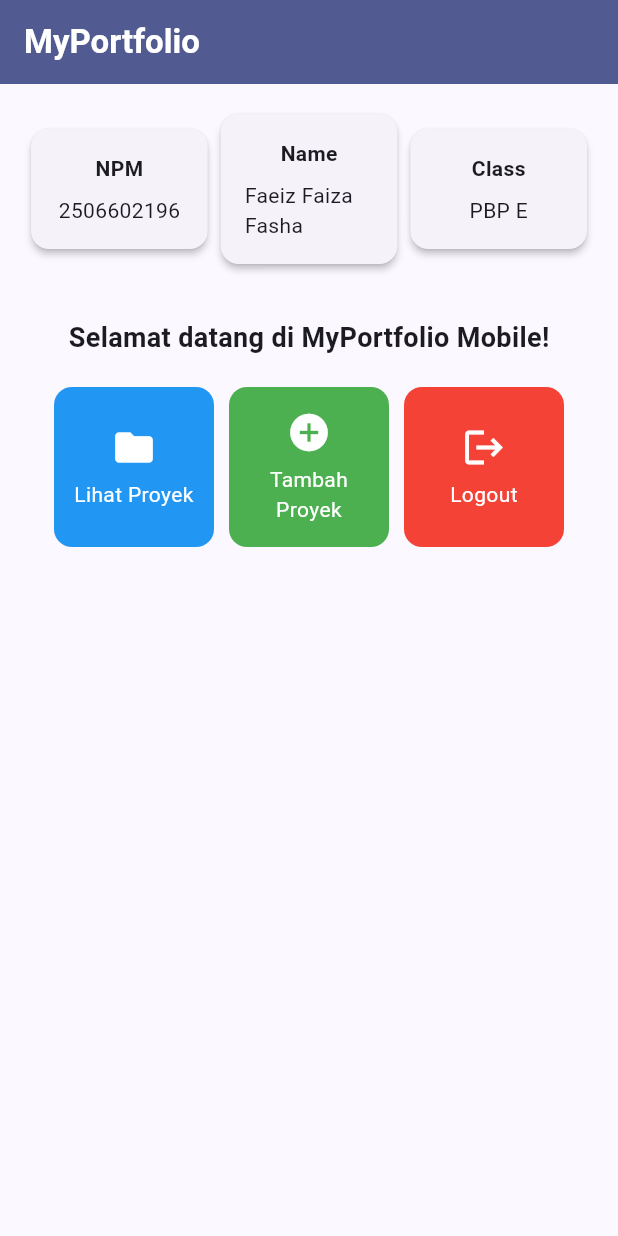
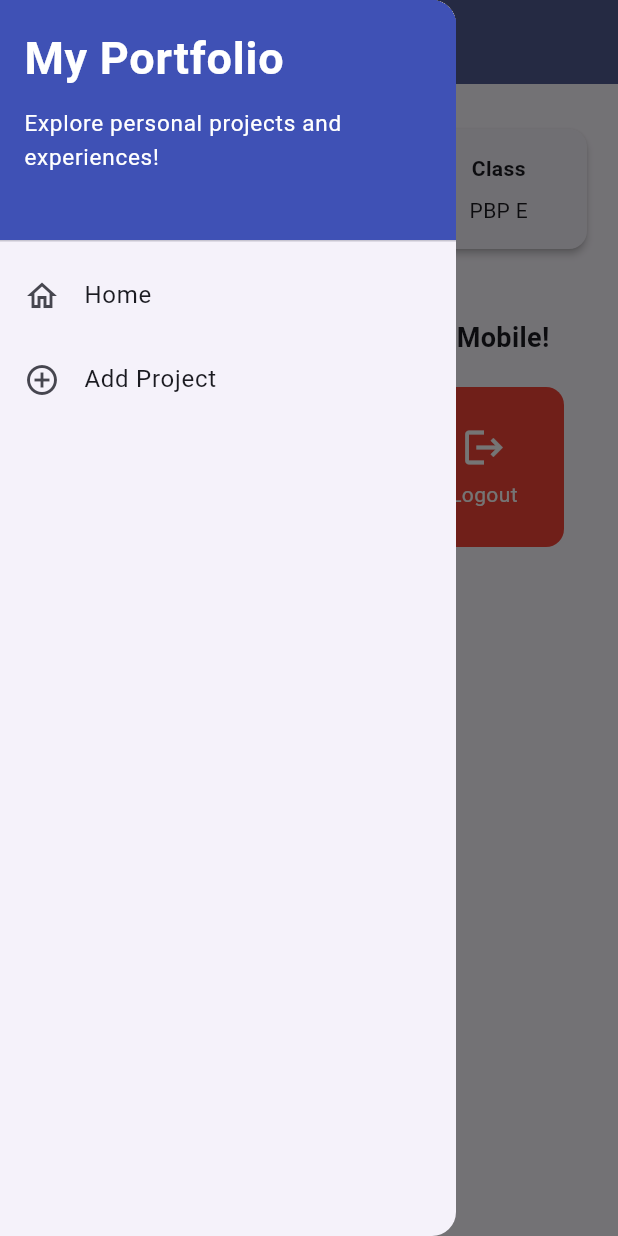
Before and after one commit to faeiz-ff/myportofolio_mobile, a Flutter app: the screen it shows after launch, with the side drawer open (before the commit the screen has no drawer), on a phone screen of 412 x 824 dp. Run offline on Flutter 3.47's test engine with Material 3 defaults, Android fonts, the phone set to English and light mode, and no system bars; our stand-ins replace material_ui.

Commit message:
feat: kerjakan tutorial 9 menambah drawer dan project form serta refaktor itemcard

```diff
--- a/lib/main.dart
+++ b/lib/main.dart
@@ -1,5 +1,5 @@
 import 'package:material_ui/material_ui.dart';
-import 'package:myportofolio_mobile/menu.dart';
+import 'package:myportofolio_mobile/screens/menu.dart';
 
 void main() {
   runApp(const MyApp());
--- a/lib/menu.dart
+++ b/lib/screens/menu.dart
@@ -1,4 +1,6 @@
 import 'package:material_ui/material_ui.dart';
+import 'package:myportofolio_mobile/widgets/left_drawer.dart';
+import 'package:myportofolio_mobile/widgets/project_card.dart';
 
 class MyHomePage extends StatelessWidget {
   MyHomePage({super.key});
@@ -26,6 +28,7 @@ class MyHomePage extends StatelessWidget {
         backgroundColor: Theme.of(context).colorScheme.primary,
       ),
       // Body halaman utama dengan padding di sekelilingnya.
+      drawer: const LeftDrawer(),
       body: Padding(
         padding: const EdgeInsets.all(16.0),
         child: Column(
@@ -117,48 +120,3 @@ class ItemHomepage {
 
   ItemHomepage(this.name, this.icon, this.color);
 }
-
-class ItemCard extends StatelessWidget {
-  final ItemHomepage item;
-
-  const ItemCard(this.item, {super.key});
-
-  @override
-  Widget build(BuildContext context) {
-    return Material(
-      // Menggunakan warna sekunder dari skema tema aplikasi.
-      color: item.color,
-      borderRadius: BorderRadius.circular(12),
-      child: InkWell(
-        // Aksi ketika kartu ditekan oleh pengguna.
-        onTap: () {
-          // Menampilkan SnackBar dengan pesan interaktif.
-          ScaffoldMessenger.of(context)
-            ..hideCurrentSnackBar()
-            ..showSnackBar(
-              SnackBar(
-                content: Text("Kamu telah menekan tombol ${item.name}!"),
-              ),
-            );
-        },
-        child: Container(
-          padding: const EdgeInsets.all(8),
-          child: Center(
-            child: Column(
-              mainAxisAlignment: MainAxisAlignment.center,
-              children: [
-                Icon(item.icon, color: Colors.white, size: 30.0),
-                const Padding(padding: EdgeInsets.all(3)),
-                Text(
-                  item.name,
-                  textAlign: TextAlign.center,
-                  style: const TextStyle(color: Colors.white),
-                ),
-              ],
-            ),
-          ),
-        ),
-      ),
-    );
-  }
-}
--- /dev/null
+++ b/lib/widgets/left_drawer.dart
@@ -0,0 +1,60 @@
+import 'package:material_ui/material_ui.dart';
+import 'package:myportofolio_mobile/screens/menu.dart';
+import 'package:myportofolio_mobile/screens/project_form.dart';
+
+class LeftDrawer extends StatelessWidget {
+  const LeftDrawer({super.key});
+
+  @override
+  Widget build(BuildContext context) {
+    return Drawer(
+      child: ListView(
+        children: [
+          const DrawerHeader(
+            decoration: BoxDecoration(color: Colors.indigo),
+            child: Column(
+              crossAxisAlignment: CrossAxisAlignment.start,
+              children: [
+                Text(
+                  'My Portfolio',
+                  style: TextStyle(
+                    fontSize: 30,
+                    fontWeight: FontWeight.bold,
+                    color: Colors.white,
+                  ),
+                ),
+                SizedBox(height: 10),
+                Text(
+                  'Explore personal projects and experiences!',
+                  style: TextStyle(fontSize: 15, color: Colors.white),
+                ),
+              ],
+            ),
+          ),
+          ListTile(
+            leading: const Icon(Icons.home_outlined),
+            title: const Text('Home'),
+            // Navigasi ke halaman utama portofolio
+            onTap: () {
+              Navigator.pushReplacement(
+                context,
+                MaterialPageRoute(builder: (context) => MyHomePage()),
+              );
+            },
+          ),
+          ListTile(
+            leading: const Icon(Icons.add_circle_outline),
+            title: const Text('Add Project'),
+            // Navigasi ke halaman tambah proyek
+            onTap: () {
+              Navigator.pushReplacement(
+                context,
+                MaterialPageRoute(builder: (context) => ProjectFormPage()),
+              );
+            },
+          ),
+        ],
+      ),
+    );
+  }
+}
--- /dev/null
+++ b/lib/widgets/project_card.dart
@@ -0,0 +1,56 @@
+import 'package:material_ui/material_ui.dart';
+import 'package:myportofolio_mobile/screens/menu.dart';
+import 'package:myportofolio_mobile/screens/project_form.dart';
+
+class ItemCard extends StatelessWidget {
+  final ItemHomepage item;
+
+  const ItemCard(this.item, {super.key});
+
+  @override
+  Widget build(BuildContext context) {
+    return Material(
+      // Menggunakan warna sekunder dari skema tema aplikasi.
+      color: item.color,
+      borderRadius: BorderRadius.circular(12),
+      child: InkWell(
+        // Aksi ketika kartu ditekan oleh pengguna.
+        onTap: () {
+          // Menampilkan SnackBar dengan pesan interaktif.
+          ScaffoldMessenger.of(context)
+            ..hideCurrentSnackBar()
+            ..showSnackBar(
+              SnackBar(
+                content: Text("Kamu telah menekan tombol ${item.name}!"),
+              ),
+            );
+
+          // Navigate ke halaman yang sesuai
+          if (item.name == "Tambah Proyek") {
+            Navigator.pushReplacement(
+              context,
+              MaterialPageRoute(builder: (context) => ProjectFormPage()),
+            );
+          }
+        },
+        child: Container(
+          padding: const EdgeInsets.all(8),
+          child: Center(
+            child: Column(
+              mainAxisAlignment: MainAxisAlignment.center,
+              children: [
+                Icon(item.icon, color: Colors.white, size: 30.0),
+                const Padding(padding: EdgeInsets.all(3)),
+                Text(
+                  item.name,
+                  textAlign: TextAlign.center,
+                  style: const TextStyle(color: Colors.white),
+                ),
+              ],
+            ),
+          ),
+        ),
+      ),
+    );
+  }
+}
```
Also changed, not shown: lib/screens/project_form.dart (added, +214 -0 lines).
